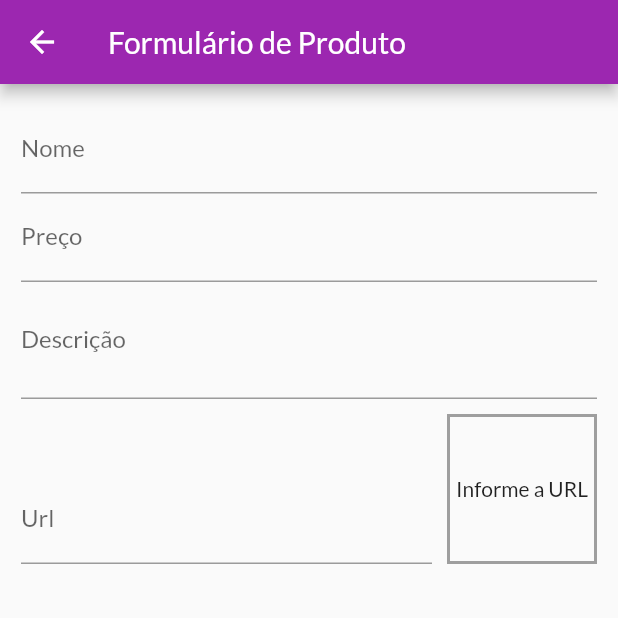
After one commit to italogguasti/shop_provider, a Flutter app: the ProductFormPage screen opened by its route, on a phone screen of 412 x 824 dp, the top half of it. The commit adds this screen. Run offline on Flutter 3.47's test engine with Material 2 defaults, Android fonts, the phone set to English and light mode, and no system bars; network calls fail.

Commit message:
add product form

```diff
--- a/lib/components/product_item.dart
+++ b/lib/components/product_item.dart
@@ -16,17 +16,19 @@ class ProductItem extends StatelessWidget {
         backgroundImage: NetworkImage(product.imageUrl),
       ),
       title: Text(product.name),
-      trailing: Container(
+      trailing: SizedBox(
         width: 100.0,
         child: Row(
           children: [
             IconButton(
               onPressed: () {},
-              icon: Icon(Icons.edit),
+              icon: const Icon(Icons.edit),
+              color: Theme.of(context).primaryColor,
             ),
             IconButton(
               onPressed: () {},
-              icon: Icon(Icons.delete),
+              icon: const Icon(Icons.delete),
+              color: Theme.of(context).errorColor,
             ),
           ],
         ),
--- a/lib/main.dart
+++ b/lib/main.dart
@@ -6,6 +6,7 @@ import 'package:shop/models/product_list.dart';
 import 'package:shop/pages/cart_page.dart';
 import 'package:shop/pages/orders_page.dart';
 import 'package:shop/pages/product_detail_page.dart';
+import 'package:shop/pages/product_form_page.dart';
 import 'package:shop/pages/products_overview_page.dart';
 import 'package:shop/utils/app_routes.dart';
 
@@ -48,6 +49,7 @@ class MyApp extends StatelessWidget {
           AppRoutes.cart: (ctx) => const CartPage(),
           AppRoutes.orders: (ctx) => const OrdersPage(),
           AppRoutes.products: (ctx) => const ProductsPage(),
+          AppRoutes.product_form: (ctx) => const ProductFormPage(),
         },
         debugShowCheckedModeBanner: false,
       ),
--- /dev/null
+++ b/lib/pages/product_form_page.dart
@@ -0,0 +1,113 @@
+import 'package:flutter/material.dart';
+
+class ProductFormPage extends StatefulWidget {
+  const ProductFormPage({Key? key}) : super(key: key);
+
+  @override
+  State<ProductFormPage> createState() => _ProductFormPageState();
+}
+
+class _ProductFormPageState extends State<ProductFormPage> {
+  final _priceFocus = FocusNode();
+  final _descriptionFocus = FocusNode();
+  final _imageUrlFocus = FocusNode();
+  final _imageUrlController = TextEditingController();
+
+  @override
+  void initState() {
+    super.initState();
+    _imageUrlFocus.addListener(updateImage);
+  }
+
+  @override
+  void dispose() {
+    super.dispose();
+    _priceFocus.dispose();
+    _descriptionFocus.dispose();
+
+    _imageUrlFocus.removeListener(updateImage);
+    _imageUrlFocus.dispose();
+  }
+
+  void updateImage() {
+    setState(() {});
+  }
+
+  @override
+  Widget build(BuildContext context) {
+    return Scaffold(
+      appBar: AppBar(
+        title: const Text('Formulário de Produto'),
+      ),
+      body: Padding(
+        padding: const EdgeInsets.all(14.0),
+        child: Form(
+          child: ListView(
+            children: [
+              TextFormField(
+                decoration: const InputDecoration(labelText: 'Nome'),
+                textInputAction: TextInputAction.next,
+                onFieldSubmitted: (_) {
+                  FocusScope.of(context).requestFocus(_priceFocus);
+                },
+              ),
+              TextFormField(
+                decoration: const InputDecoration(labelText: 'Preço'),
+                textInputAction: TextInputAction.next,
+                focusNode: _priceFocus,
+                keyboardType: const TextInputType.numberWithOptions(
+                  decimal: true,
+                ),
+                onFieldSubmitted: (_) {
+                  FocusScope.of(context).requestFocus(_descriptionFocus);
+                },
+              ),
+              TextFormField(
+                decoration: const InputDecoration(labelText: 'Descrição'),
+                textInputAction: TextInputAction.next,
+                focusNode: _descriptionFocus,
+                keyboardType: TextInputType.multiline,
+                maxLines: 2,
+              ),
+              Row(
+                crossAxisAlignment: CrossAxisAlignment.end,
+                children: [
+                  Expanded(
+                    child: TextFormField(
+                      decoration: const InputDecoration(labelText: 'Url'),
+                      textInputAction: TextInputAction.done,
+                      keyboardType: TextInputType.url,
+                      focusNode: _imageUrlFocus,
+                      controller: _imageUrlController,
+                    ),
+                  ),
+                  Container(
+                    height: 100.0,
+                    width: 100.0,
+                    margin: const EdgeInsets.only(
+                      top: 10.0,
+                      left: 10.0,
+                    ),
+                    decoration: BoxDecoration(
+                      border: Border.all(
+                        color: Colors.grey,
+                        width: 2.0,
+                      ),
+                    ),
+                    alignment: Alignment.center,
+                    child: _imageUrlController.text.isEmpty
+                        ? const Text('Informe a URL')
+                        : FittedBox(
+                            fit: BoxFit.cover,
+                            child: Image.network(_imageUrlController.text),
+                          ),
+                  ),
+                ],
+              ),
+            ],
+          ),
+        ),
+      ),
+    );
+  }
+}
--- a/lib/pages/products_page.dart
+++ b/lib/pages/products_page.dart
@@ -3,6 +3,7 @@ import 'package:provider/provider.dart';
 import 'package:shop/components/app_drawer.dart';
 import 'package:shop/components/product_item.dart';
 import 'package:shop/models/product_list.dart';
+import 'package:shop/utils/app_routes.dart';
 
 class ProductsPage extends StatelessWidget {
   const ProductsPage({Key? key}) : super(key: key);
@@ -13,6 +14,14 @@ class ProductsPage extends StatelessWidget {
     return Scaffold(
       appBar: AppBar(
         title: const Text('Gerenciar Produtos'),
+        actions: [
+          IconButton(
+            icon: const Icon(Icons.add),
+            onPressed: () {
+              Navigator.of(context).pushNamed(AppRoutes.product_form);
+            },
+          ),
+        ],
       ),
       drawer: const AppDrawer(),
       body: Padding(
--- a/lib/utils/app_routes.dart
+++ b/lib/utils/app_routes.dart
@@ -4,4 +4,5 @@ class AppRoutes {
   static const cart = '/cart';
   static const orders = '/orders';
   static const products = '/products';
+  static const product_form = '/product-form';
 }
```
